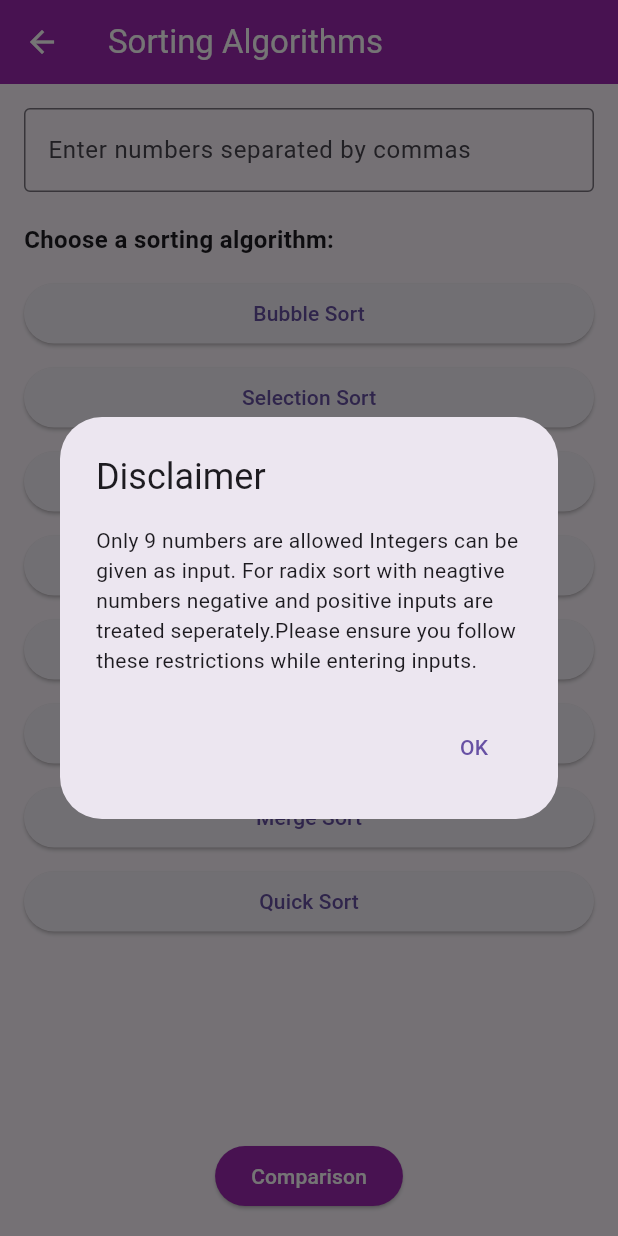
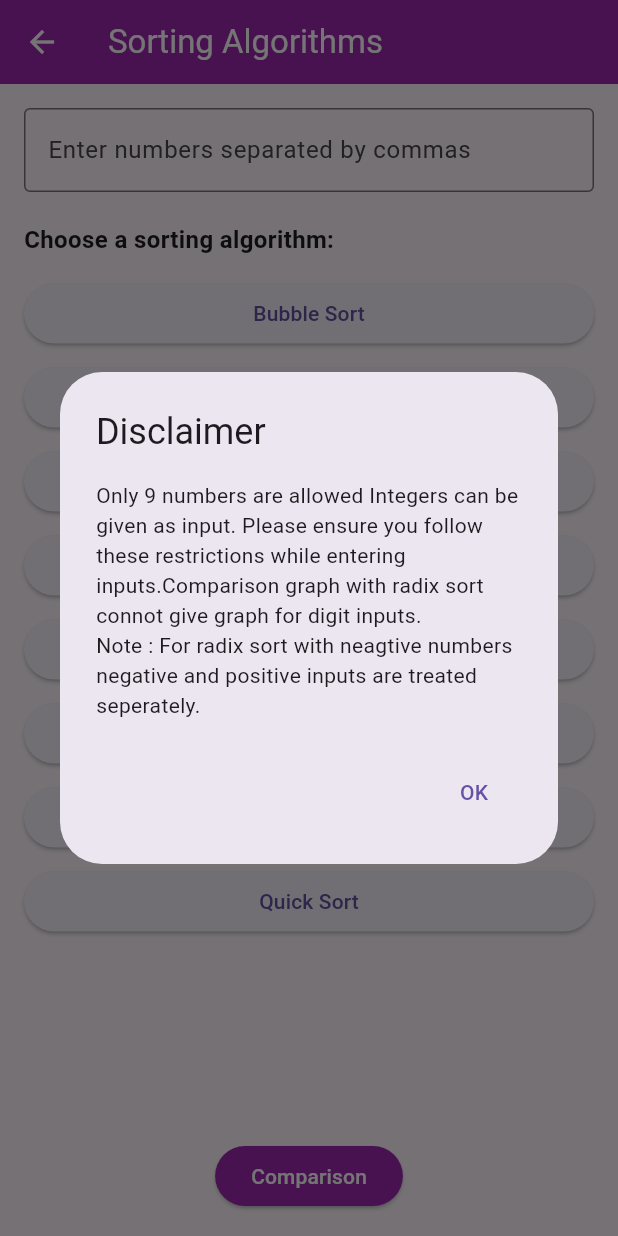
Before and after one commit to TMadhan2004/Algorithm-simulator, a Flutter app: the SortingPage screen opened by its route, on a phone screen of 412 x 824 dp. Run offline on Flutter 3.47's test engine with Material 3 defaults, Android fonts, the phone set to English and light mode, and no system bars; our stand-ins replace syncfusion_flutter_charts, video_player.

Commit message:
Update sorting_page.dart

```diff
--- a/lib/sorting/sorting_page.dart
+++ b/lib/sorting/sorting_page.dart
@@ -40,8 +40,9 @@ class _SortingPageState extends State<SortingPage> {
         content: Text(
           'Only 9 numbers are allowed '
               'Integers can be given as input. '
-              'For radix sort with neagtive numbers negative and positive inputs are treated seperately.'
-              'Please ensure you follow these restrictions while entering inputs.',
+              'Please ensure you follow these restrictions while entering inputs.'
+              'Comparison graph with radix sort connot give graph for digit inputs.\n'
+              'Note : For radix sort with neagtive numbers negative and positive inputs are treated seperately.',
         ),
         actions: [
           TextButton(
```
